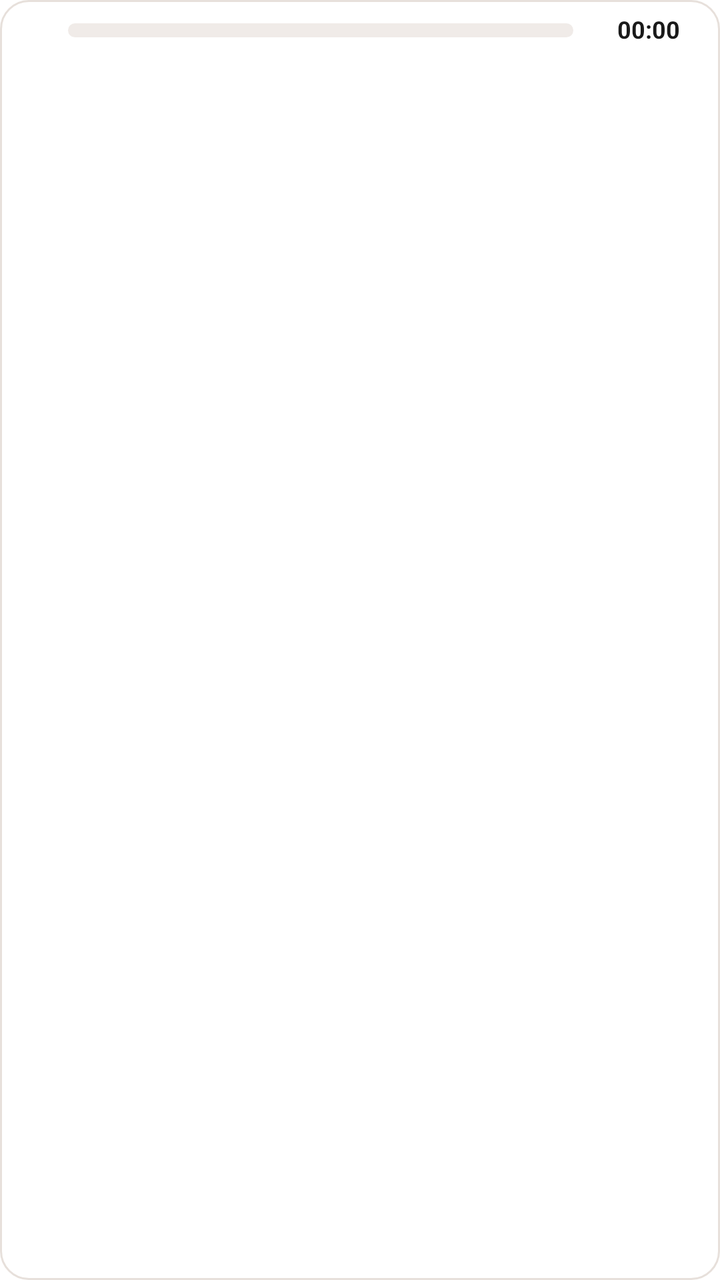
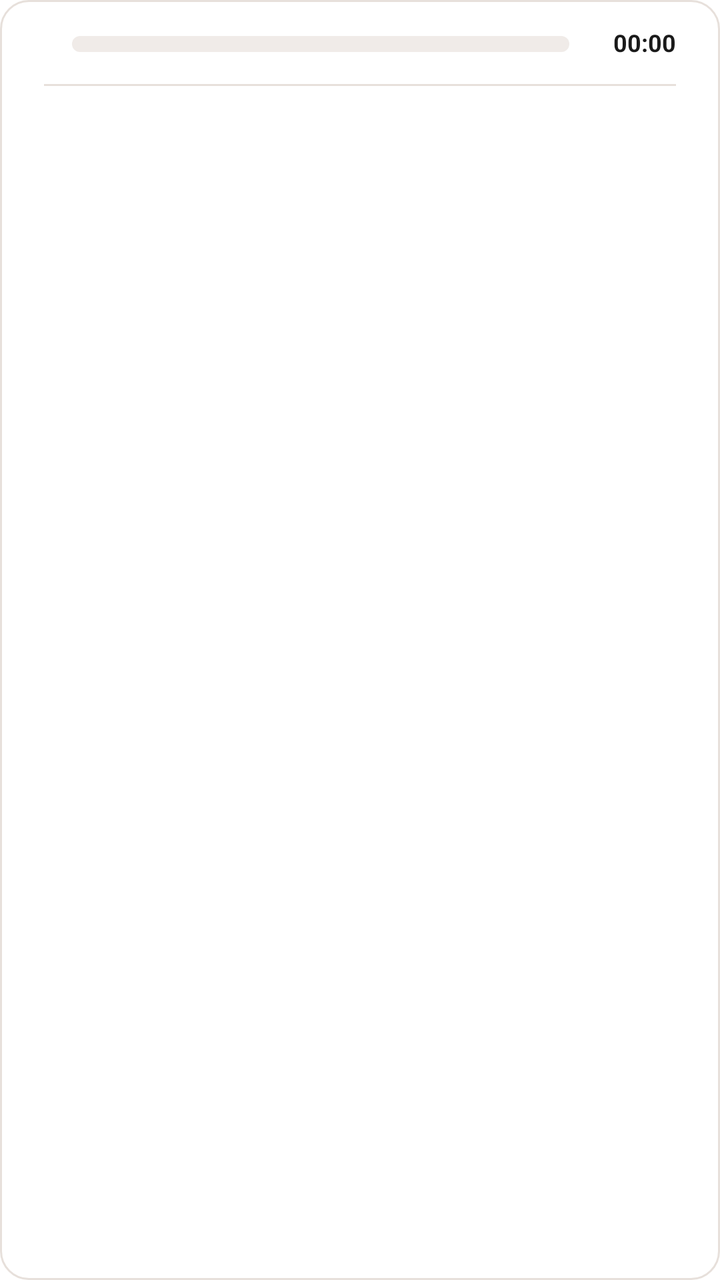

An Android layout rendered at two revisions. The XML below is the earlier revision; the diff shows what the commit changed to produce the second picture.
<!-- AndroidManifest.xml: fallback theme Theme.MaterialComponents.DayNight.NoActionBar -->
<!-- res/layout/okuma_day_card_small.xml -->
<?xml version="1.0" encoding="utf-8"?>
<LinearLayout xmlns:android="http://schemas.android.com/apk/res/android"
  android:layout_width="match_parent" android:layout_height="wrap_content"
  android:background="@drawable/okuma_card_bg" android:orientation="vertical"
  android:paddingLeft="20dp" android:paddingRight="20dp" android:paddingTop="8dp" android:paddingBottom="1dp">
  <LinearLayout android:layout_width="match_parent" android:layout_height="wrap_content" android:gravity="center_vertical" android:orientation="horizontal">
    <TextView android:id="@+id/title" android:layout_width="wrap_content" android:layout_height="wrap_content" android:maxWidth="150dp" android:fontFamily="serif"
      android:maxLines="1" android:ellipsize="end" android:includeFontPadding="false" android:textColor="@color/okuma_fg" android:textSize="12.5sp" android:textStyle="bold" />
    
    <FrameLayout android:layout_width="0dp" android:layout_height="7dp" android:layout_weight="1" android:layout_marginLeft="14dp" android:layout_marginRight="10dp">
      <ProgressBar android:id="@+id/bar_none" style="@android:style/Widget.ProgressBar.Horizontal" android:layout_width="match_parent"
        android:layout_height="match_parent" android:progressDrawable="@drawable/okuma_bar_none" />
      <ProgressBar android:id="@+id/bar_min" style="@android:style/Widget.ProgressBar.Horizontal" android:layout_width="match_parent"
        android:layout_height="match_parent" android:progressDrawable="@drawable/okuma_bar_min" />
      <ProgressBar android:id="@+id/bar_read" style="@android:style/Widget.ProgressBar.Horizontal" android:layout_width="match_parent"
        android:layout_height="match_parent" android:progressDrawable="@drawable/okuma_bar_read" />
      <ProgressBar android:id="@+id/bar_kef" style="@android:style/Widget.ProgressBar.Horizontal" android:layout_width="match_parent"
        android:layout_height="match_parent" android:progressDrawable="@drawable/okuma_bar_kef" />
    </FrameLayout>
    <TextView android:id="@+id/count" android:layout_width="wrap_content" android:layout_height="wrap_content"
      android:includeFontPadding="false" android:textColor="@color/okuma_muted" android:textSize="11sp" android:textStyle="bold" />
    <Chronometer android:id="@+id/countdown" android:layout_width="wrap_content" android:layout_height="wrap_content" android:layout_marginLeft="12dp"
      android:includeFontPadding="false" android:textColor="@color/okuma_fg" android:textSize="12sp" android:textStyle="bold" />
  </LinearLayout>
  <LinearLayout android:id="@+id/books" android:layout_width="match_parent" android:layout_height="wrap_content" android:layout_marginTop="6dp" android:orientation="vertical" />
</LinearLayout>
<!-- resources referenced by this layout -->
<resources>
  <color name="okuma_fg">#1A1A1A</color>
  <color name="okuma_muted">#57534E</color>
  <!-- drawable okuma_bar_kef (drawable) -->
  <?xml version="1.0" encoding="utf-8"?>
  <layer-list xmlns:android="http://schemas.android.com/apk/res/android">
    <item android:id="@android:id/background">
      <shape android:shape="rectangle">
        <solid android:color="@android:color/transparent" />
      </shape>
    </item>
    <item android:id="@android:id/progress">
      <clip>
        <shape android:shape="rectangle">
          <solid android:color="@color/okuma_kefaret" />
          <corners android:radius="4dp" />
        </shape>
      </clip>
    </item>
  </layer-list>
  <!-- drawable okuma_bar_min (drawable) -->
  <?xml version="1.0" encoding="utf-8"?>
  <layer-list xmlns:android="http://schemas.android.com/apk/res/android">
    <item android:id="@android:id/background">
      <shape android:shape="rectangle">
        <solid android:color="@android:color/transparent" />
      </shape>
    </item>
    <item android:id="@android:id/progress">
      <clip>
        <shape android:shape="rectangle">
          <solid android:color="@color/okuma_min" />
          <corners android:radius="4dp" />
        </shape>
      </clip>
    </item>
  </layer-list>
  <!-- drawable okuma_bar_none (drawable) -->
  <?xml version="1.0" encoding="utf-8"?>
  <layer-list xmlns:android="http://schemas.android.com/apk/res/android">
    <item android:id="@android:id/background">
      <shape android:shape="rectangle">
        <solid android:color="@color/okuma_track" />
        <corners android:radius="4dp" />
      </shape>
    </item>
    <item android:id="@android:id/progress">
      <clip>
        <shape android:shape="rectangle">
          <solid android:color="@color/okuma_none" />
          <corners android:radius="4dp" />
        </shape>
      </clip>
    </item>
  </layer-list>
  <!-- drawable okuma_bar_read (drawable) -->
  <?xml version="1.0" encoding="utf-8"?>
  <layer-list xmlns:android="http://schemas.android.com/apk/res/android">
    <item android:id="@android:id/background">
      <shape android:shape="rectangle">
        <solid android:color="@android:color/transparent" />
      </shape>
    </item>
    <item android:id="@android:id/progress">
      <clip>
        <shape android:shape="rectangle">
          <solid android:color="@color/okuma_read" />
          <corners android:radius="4dp" />
        </shape>
      </clip>
    </item>
  </layer-list>
  <!-- drawable okuma_card_bg (drawable) -->
  <shape xmlns:android="http://schemas.android.com/apk/res/android" android:shape="rectangle">
    <solid android:color="@color/okuma_card_bg" />
    <stroke android:width="1dp" android:color="@color/okuma_card_border" />
    <corners android:radius="14dp" />
  </shape>
  <color name="okuma_kefaret">#0D9488</color>
  <color name="okuma_min">#F59E0B</color>
  <color name="okuma_track">#F0EBE8</color>
  <color name="okuma_none">#F43F5E</color>
  <color name="okuma_read">#10B981</color>
  <color name="okuma_card_bg">#FFFFFF</color>
  <color name="okuma_card_border">#E7E0DB</color>
</resources>

<!-- the commit's change to res/layout/okuma_day_card_small.xml (unified diff, before → after) -->
@@ -2,12 +2,12 @@
 <LinearLayout xmlns:android="http://schemas.android.com/apk/res/android"
   android:layout_width="match_parent" android:layout_height="wrap_content"
   android:background="@drawable/okuma_card_bg" android:orientation="vertical"
-  android:paddingLeft="20dp" android:paddingRight="20dp" android:paddingTop="8dp" android:paddingBottom="1dp">
+  android:paddingLeft="22dp" android:paddingRight="22dp" android:paddingTop="14dp" android:paddingBottom="10dp">
   <LinearLayout android:layout_width="match_parent" android:layout_height="wrap_content" android:gravity="center_vertical" android:orientation="horizontal">
     <TextView android:id="@+id/title" android:layout_width="wrap_content" android:layout_height="wrap_content" android:maxWidth="150dp" android:fontFamily="serif"
-      android:maxLines="1" android:ellipsize="end" android:includeFontPadding="false" android:textColor="@color/okuma_fg" android:textSize="12.5sp" android:textStyle="bold" />
+      android:maxLines="1" android:ellipsize="end" android:includeFontPadding="false" android:textColor="@color/okuma_fg" android:textSize="13.5sp" android:textStyle="bold" />
     
-    <FrameLayout android:layout_width="0dp" android:layout_height="7dp" android:layout_weight="1" android:layout_marginLeft="14dp" android:layout_marginRight="10dp">
+    <FrameLayout android:layout_width="0dp" android:layout_height="8dp" android:layout_weight="1" android:layout_marginLeft="14dp" android:layout_marginRight="10dp">
       <ProgressBar android:id="@+id/bar_none" style="@android:style/Widget.ProgressBar.Horizontal" android:layout_width="match_parent"
         android:layout_height="match_parent" android:progressDrawable="@drawable/okuma_bar_none" />
       <ProgressBar android:id="@+id/bar_min" style="@android:style/Widget.ProgressBar.Horizontal" android:layout_width="match_parent"
@@ -22,5 +22,7 @@
     <Chronometer android:id="@+id/countdown" android:layout_width="wrap_content" android:layout_height="wrap_content" android:layout_marginLeft="12dp"
       android:includeFontPadding="false" android:textColor="@color/okuma_fg" android:textSize="12sp" android:textStyle="bold" />
   </LinearLayout>
+  
+  <FrameLayout android:layout_width="match_parent" android:layout_height="1dp" android:layout_marginTop="12dp" android:background="@color/okuma_card_border" />
   <LinearLayout android:id="@+id/books" android:layout_width="match_parent" android:layout_height="wrap_content" android:layout_marginTop="6dp" android:orientation="vertical" />
 </LinearLayout>
